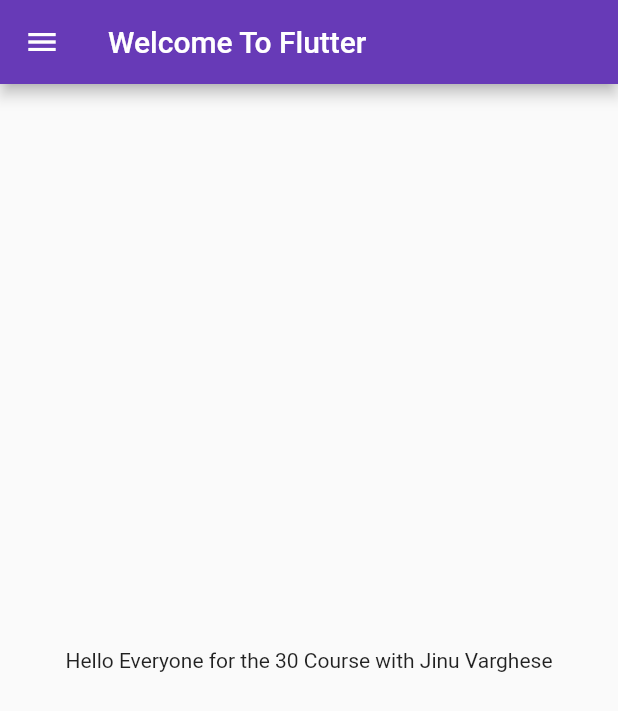
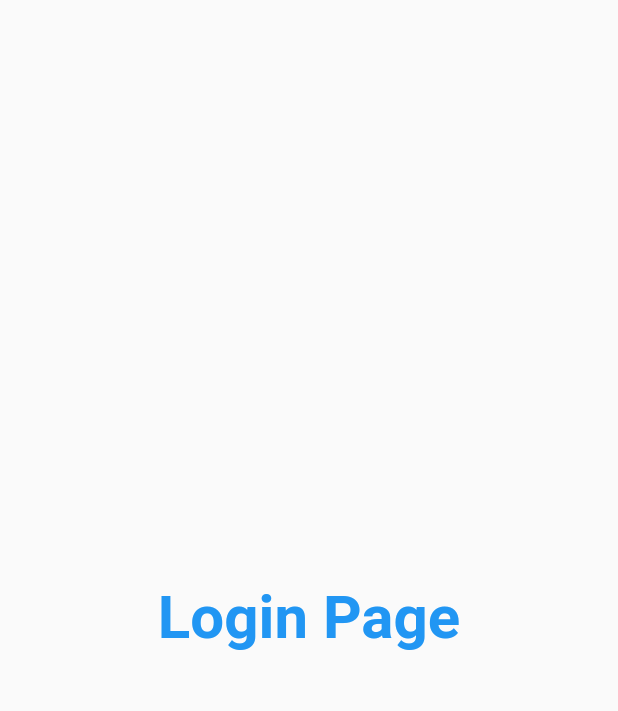
Before and after one commit to Jinu678/flutter_learning, a Flutter app: the screen it shows after launch, on a phone screen of 412 x 824 dp. Shown: the top 711 px of the screen. Run offline on Flutter 3.47's test engine with Material 2 defaults, Android fonts, the phone set to English and light mode, and no system bars.

Commit message:
Day3|Flutter_Learning

```diff
--- a/lib/main.dart
+++ b/lib/main.dart
@@ -1,5 +1,6 @@
 import 'package:flutter/material.dart';
 import 'package:flutter_application_1/pages/home.dart';
+import 'package:flutter_application_1/pages/login.dart';
 
 void main() {
   runApp(MyApp());
@@ -9,7 +10,7 @@ class MyApp extends StatelessWidget {
   @override
   Widget build(BuildContext context) {
     return MaterialApp(
-      home: HomePage(),
+      //home: HomePage(),
       themeMode: ThemeMode.light,
       theme: ThemeData(
         primarySwatch: Colors.deepPurple,
@@ -17,6 +18,10 @@ class MyApp extends StatelessWidget {
       darkTheme: ThemeData(
         brightness: Brightness.dark,
       ),
+      routes: {
+        "/": (context) => LoginPage(),
+        "/home": (context) => HomePage(),
+      },
     );
   }
 }
--- a/lib/pages/home.dart
+++ b/lib/pages/home.dart
@@ -11,7 +11,9 @@ class HomePage extends StatelessWidget {
         title: Text('Welcome To Flutter'),
       ),
       body: Center(
-        child: Text('Hello Everyone for the $days Course with $developer'),
+        child: Container(
+          child: Text('Hello Everyone for the $days Course with $developer'),
+        ),
       ),
       drawer: Drawer(),
     );
--- /dev/null
+++ b/lib/pages/login.dart
@@ -0,0 +1,16 @@
+import 'package:flutter/material.dart';
+
+class LoginPage extends StatelessWidget {
+  @override
+  Widget build(BuildContext context) {
+    return Material(
+      child: Center(
+        child: Text(
+          'Login Page',
+          style: TextStyle(
+              fontSize: 40, color: Colors.blue, fontWeight: FontWeight.bold),
+        ),
+      ),
+    );
+  }
+}
```
